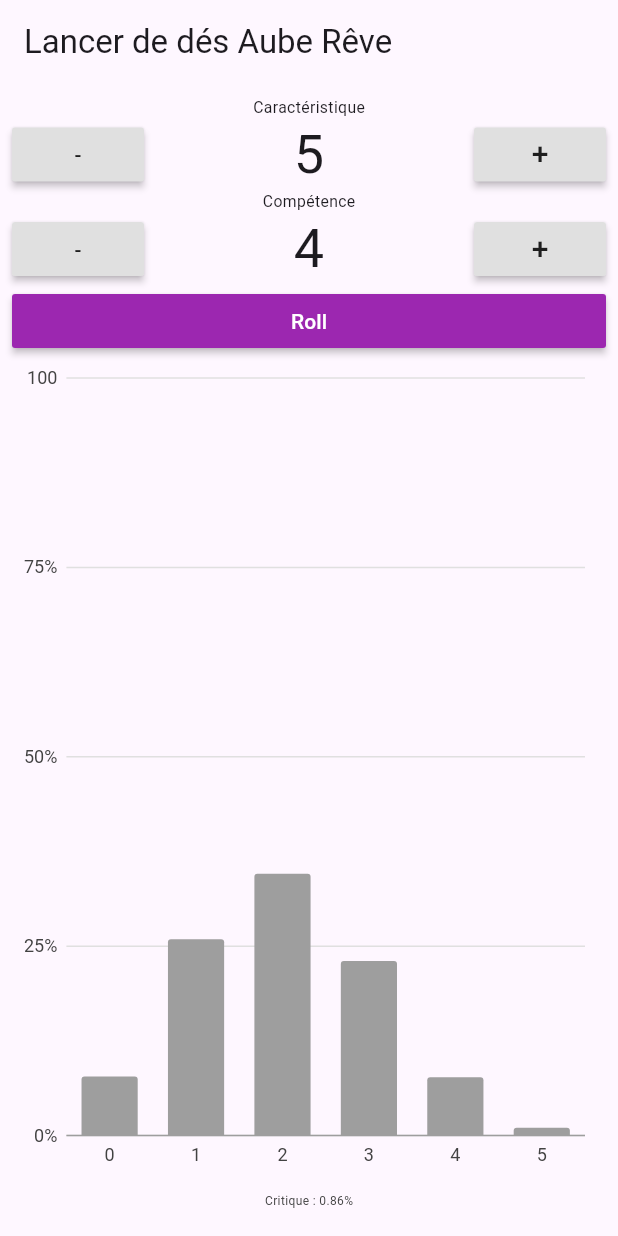
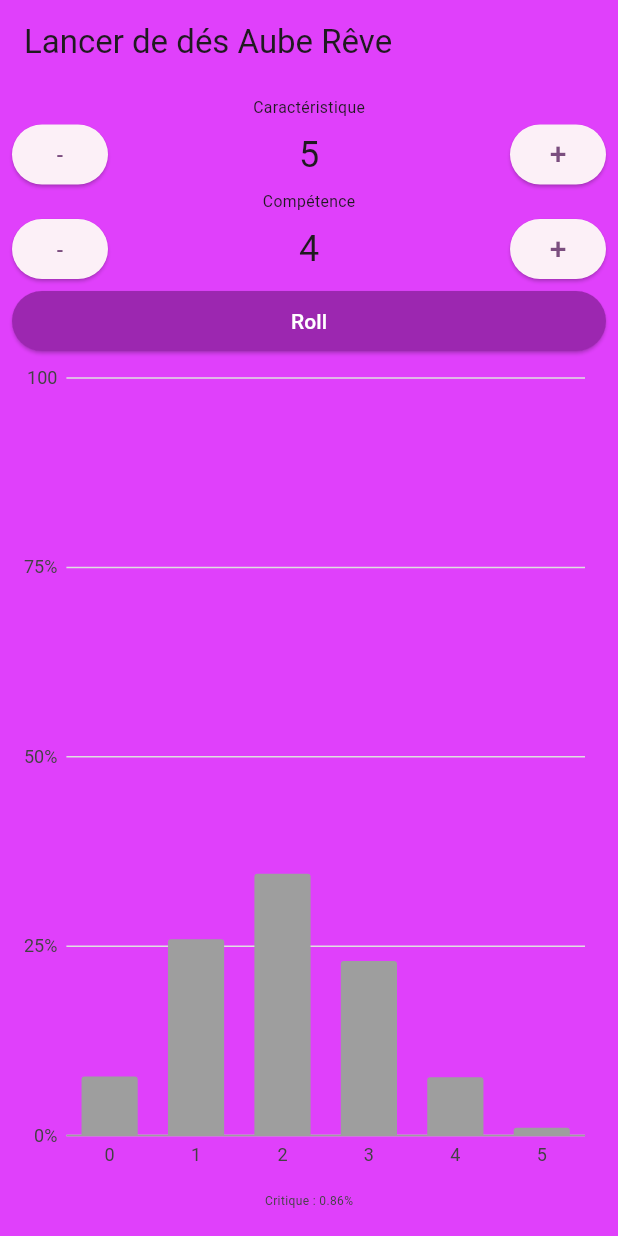
Before and after one commit to Neamar/aube_reve, a Flutter app: the screen it shows after launch, on a phone screen of 412 x 824 dp. Run offline on Flutter 3.47's test engine with Material 3 defaults, Android fonts, the phone set to English and light mode, and no system bars; our stand-ins replace community_charts_flutter.

Commit message:
Update Flutter to 3.38.5 and target web-only
- Update SDK constraint to >=3.5.0 <4.0.0
- Replace deprecated charts_flutter with community_charts_flutter
- Update cupertino_icons to ^1.0.8
- Replace deprecated RaisedButton with ElevatedButton
- Update deprecated TextTheme properties (display1/2, body1)
- Replace deprecated ThemeData.backgroundColor with ColorScheme
- Add proper const constructors and required parameters
- Fix type errors for modern Dart null safety
- Regenerate web configuration for Flutter 3.38
- Remove unused Android, iOS, and test platforms
- Simplify .gitignore for web-only project

```diff
--- a/lib/main.dart
+++ b/lib/main.dart
@@ -1,18 +1,24 @@
 import 'dart:math';
 
-import 'package:charts_flutter/flutter.dart' as charts;
+import 'package:community_charts_flutter/community_charts_flutter.dart' as charts;
 import 'package:flutter/material.dart';
 
 void main() => runApp(AubeReveApp());
 
 class AubeReveApp extends StatelessWidget {
+  const AubeReveApp({super.key});
+
   @override
   Widget build(BuildContext context) {
     return MaterialApp(
         title: 'Aube Rêve',
-        home: DiceRoller(),
+        home: const DiceRoller(),
         theme: ThemeData(
-            primaryColor: Colors.purple, backgroundColor: Colors.purpleAccent));
+            primaryColor: Colors.purple,
+            colorScheme: ColorScheme.fromSeed(
+              seedColor: Colors.purple,
+              surface: Colors.purpleAccent,
+            )));
   }
 }
 
@@ -117,11 +123,13 @@ class DiceRollerState extends State<DiceRoller> {
           maximum: 18),
       Row(children: <Widget>[
         Expanded(
-            child: RaisedButton(
-          color: Theme.of(context).primaryColor,
-          textColor: Colors.white,
-          child: Text("Roll"),
+            child: ElevatedButton(
+          style: ElevatedButton.styleFrom(
+            backgroundColor: Theme.of(context).primaryColor,
+            foregroundColor: Colors.white,
+          ),
           onPressed: doRoll,
+          child: const Text("Roll"),
         ))
       ]),
     ];
@@ -131,8 +139,8 @@ class DiceRollerState extends State<DiceRoller> {
         Expanded(
             child: Center(
                 child: AnimatedDefaultTextStyle(
-          duration: new Duration(milliseconds: 200),
-          style: Theme.of(context).textTheme.display1.copyWith(
+          duration: const Duration(milliseconds: 200),
+          style: Theme.of(context).textTheme.headlineMedium!.copyWith(
               fontSize: valueJustUpdated ? 135 : 100,
               color: tenCount >= 3 ? Colors.purpleAccent : Colors.black),
           child: Text('$currentResult', textAlign: TextAlign.center),
@@ -147,7 +155,7 @@ class DiceRollerState extends State<DiceRoller> {
             )),
       ]);
     } else {
-      List<charts.Series> seriesValues = DiceRollStat.createDiceData(
+      List<charts.Series<DiceRollStat, String>> seriesValues = DiceRollStat.createDiceData(
           attributeValue, min(9, max(1, skillValue)) / 10);
 
       double critProba = 1;
@@ -183,16 +191,16 @@ class DiceRollerState extends State<DiceRoller> {
                     text: TextSpan(
                       // Note: Styles for TextSpans must be explicitly defined.
                       // Child text spans will inherit styles from parent
-                      style: Theme.of(context).textTheme.body1,
+                      style: Theme.of(context).textTheme.bodyLarge,
                       children: <TextSpan>[
                         TextSpan(text: choice.getName()),
-                        TextSpan(text: ' '),
-                        new TextSpan(
+                        const TextSpan(text: ' '),
+                        TextSpan(
                             text: choice.getResult(),
                             style: Theme.of(context)
                                 .textTheme
-                                .body1
-                                .copyWith(fontSize: 12, color: Colors.black26)),
+                                .bodyLarge
+                                ?.copyWith(fontSize: 12, color: Colors.black26)),
                       ],
                     ),
                   ));
@@ -226,51 +234,53 @@ class DiceRollerState extends State<DiceRoller> {
 }
 
 class Choice {
-  const Choice({this.attributeValue, this.skillValue, this.result});
+  const Choice({required this.attributeValue, required this.skillValue, required this.result});
 
   final int attributeValue;
   final int skillValue;
-
   final int result;
 
   String getName() {
-    return attributeValue.toString() + ' / ' + skillValue.toString();
+    return '$attributeValue / $skillValue';
   }
 
   String getResult() {
-    return '(' + result.toString() + ')';
+    return '($result)';
   }
 }
 
 class DiceRoller extends StatefulWidget {
+  const DiceRoller({super.key});
+
   @override
   DiceRollerState createState() => DiceRollerState();
 }
 
 class Counter extends StatelessWidget {
-  final incrementFn;
-  final decrementFn;
-  final title;
-  final currentValue;
-  final maximum;
+  final VoidCallback? incrementFn;
+  final VoidCallback? decrementFn;
+  final String title;
+  final int currentValue;
+  final int maximum;
 
-  Counter(
-      {@required this.title,
-      @required this.currentValue,
-      @required this.incrementFn,
-      @required this.decrementFn,
+  const Counter(
+      {super.key,
+      required this.title,
+      required this.currentValue,
+      required this.incrementFn,
+      required this.decrementFn,
       this.maximum = 50});
 
   @override
   Widget build(BuildContext context) {
     return Column(children: <Widget>[
       Text(
-        '$title',
+        title,
         style: DefaultTextStyle.of(context).style.apply(fontSizeFactor: 0.75),
       ),
       Row(
         children: <Widget>[
-          RaisedButton(
+          ElevatedButton(
             onPressed: currentValue > 0 ? decrementFn : null,
             child: const Text('-'),
           ),
@@ -278,10 +288,10 @@ class Counter extends StatelessWidget {
             child: Text(
               '$currentValue',
               textAlign: TextAlign.center,
-              style: Theme.of(context).textTheme.display2,
+              style: Theme.of(context).textTheme.headlineSmall,
             ),
           ),
-          RaisedButton(
+          ElevatedButton(
             onPressed: currentValue < maximum ? incrementFn : null,
             child: const Text('+', style: TextStyle(fontSize: 20)),
           ),
@@ -292,34 +302,36 @@ class Counter extends StatelessWidget {
 }
 
 class SimpleBarChart extends StatelessWidget {
-  final List<charts.Series> seriesList;
+  final List<charts.Series<dynamic, String>> seriesList;
   final double critProba;
 
-  SimpleBarChart(this.seriesList, this.critProba);
+  const SimpleBarChart(this.seriesList, this.critProba, {super.key});
 
   @override
   Widget build(BuildContext context) {
     return Expanded(
-        child: new charts.BarChart(
+        child: charts.BarChart(
       seriesList,
       animate: true,
-      primaryMeasureAxis: new charts.NumericAxisSpec(
+      primaryMeasureAxis: const charts.NumericAxisSpec(
           tickProviderSpec: charts.BasicNumericTickProviderSpec(
             desiredTickCount: 5,
           ),
           tickFormatterSpec: charts.BasicNumericTickFormatterSpec(
-              (n) => n == 100 ? '100' : (n.round().toString() + "%")),
+              _formatPercent),
           viewport: charts.NumericExtents(0, 100)),
       behaviors: [
-        new charts.ChartTitle(
-            'Critique : ' + (100 * critProba).toStringAsFixed(2) + '%',
+        charts.ChartTitle(
+            'Critique : ${(100 * critProba).toStringAsFixed(2)}%',
             behaviorPosition: charts.BehaviorPosition.bottom,
-            titleStyleSpec: charts.TextStyleSpec(fontSize: 8),
+            titleStyleSpec: const charts.TextStyleSpec(fontSize: 8),
             titleOutsideJustification:
                 charts.OutsideJustification.middleDrawArea),
       ],
     ));
   }
+
+  static String _formatPercent(num? n) => n == 100 ? '100' : '${n?.round()}%';
 }
 
 /// Sample ordinal data type.
@@ -340,21 +352,21 @@ class DiceRollStat {
 
   static double getStats(
       int diceCount, double successProbability, int expectedSuccess) {
-    return combine(diceCount, expectedSuccess) *
+    return (combine(diceCount, expectedSuccess) *
         pow(successProbability, expectedSuccess) *
-        pow(1 - successProbability, diceCount - expectedSuccess);
+        pow(1 - successProbability, diceCount - expectedSuccess)).toDouble();
   }
 
   static List<charts.Series<DiceRollStat, String>> createDiceData(
       int diceCount, double successProbability) {
     final List<DiceRollStat> data = [];
     for (int i = 0; i <= diceCount; i++) {
-      data.add(new DiceRollStat(
+      data.add(DiceRollStat(
           i.toString(), getStats(diceCount, successProbability, i)));
     }
 
     return [
-      new charts.Series<DiceRollStat, String>(
+      charts.Series<DiceRollStat, String>(
         id: 'Stats',
         colorFn: (_, __) => charts.MaterialPalette.gray.shadeDefault,
         domainFn: (DiceRollStat diceStat, _) => diceStat.success,
```
Also changed, not shown: analysis_options.yaml (added, +28 -0 lines), pubspec.yaml (+4 -3 lines), pubspec.lock, 67 other files.
